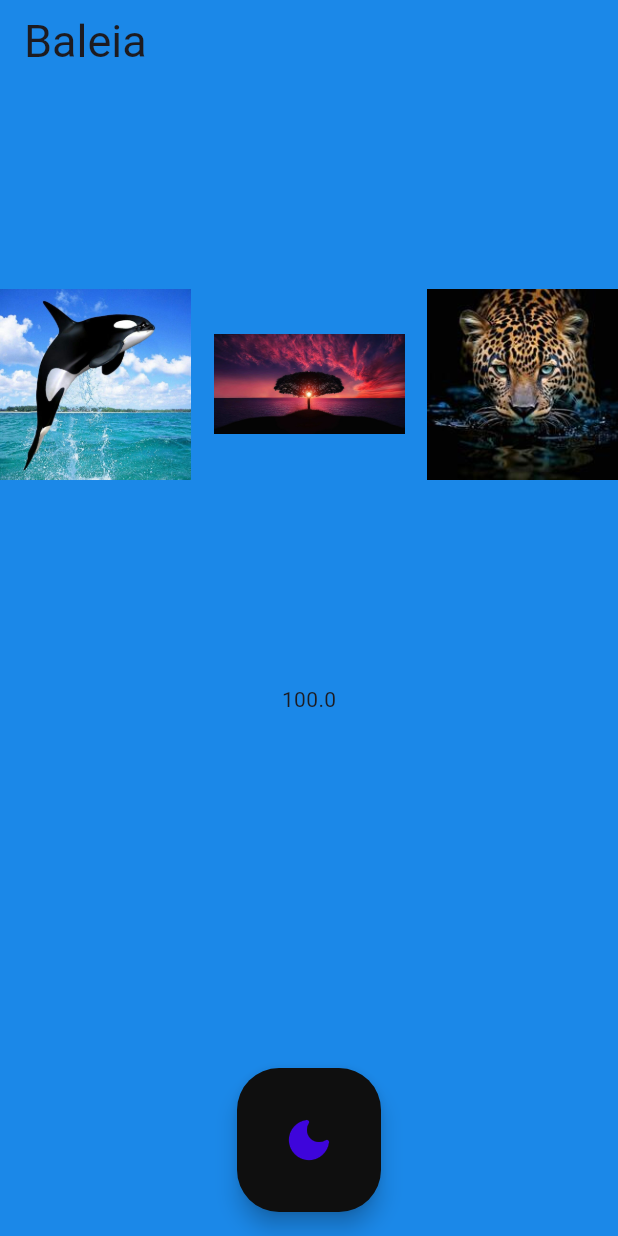
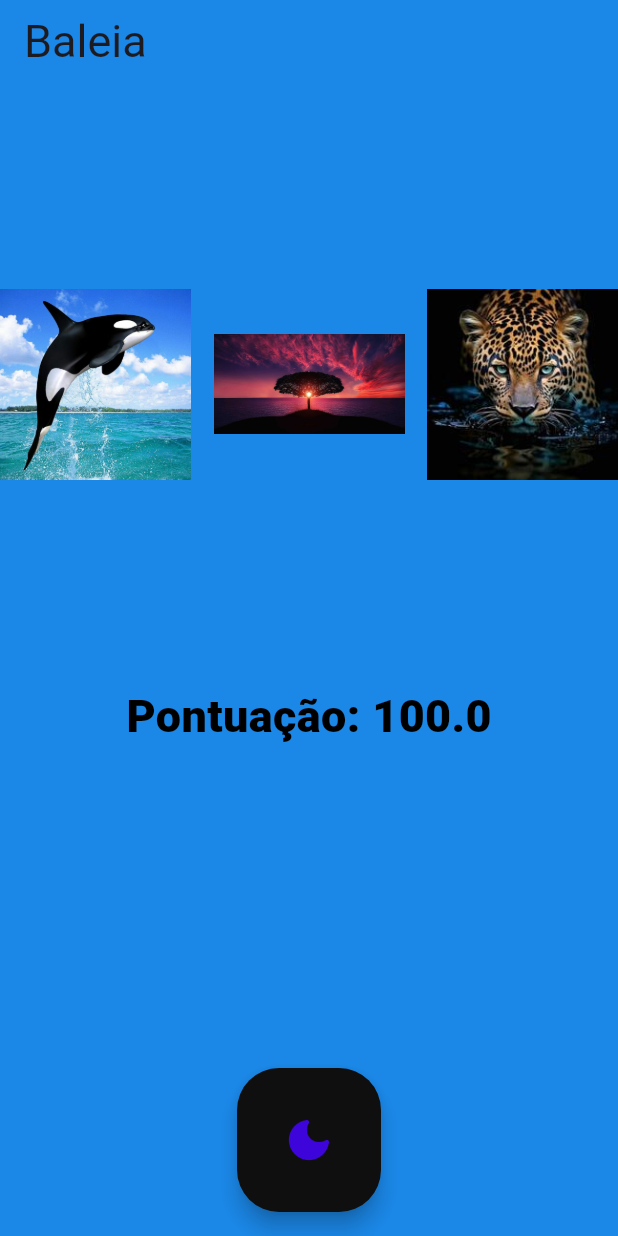
Before and after one commit to natalyalvs/sorteador, a Flutter app: the screen it shows after launch, on a phone screen of 412 x 824 dp. Run offline on Flutter 3.47's test engine with Material 3 defaults, Android fonts, the phone set to English and light mode, and no system bars; missing offline and left inert: dart:ffi.

Commit message:
termino de criar

```diff
--- a/flutter_application_1/lib/telas/tela_principal.dart
+++ b/flutter_application_1/lib/telas/tela_principal.dart
@@ -100,7 +100,13 @@ class _HomePageState extends State<HomePage> {
               ),
             ],
           ),
-          Text(somatorio.toString())
+          Text(
+            "Pontuação: " + somatorio.toString(),
+             style: TextStyle(fontSize: 30,
+              color: Colors.black,
+             fontWeight: FontWeight.w900,
+             backgroundColor: Color.fromARGB(0,252, 255,255))
+             ),
   ]
   ),
       floatingActionButtonLocation: FloatingActionButtonLocation.centerFloat,
```
